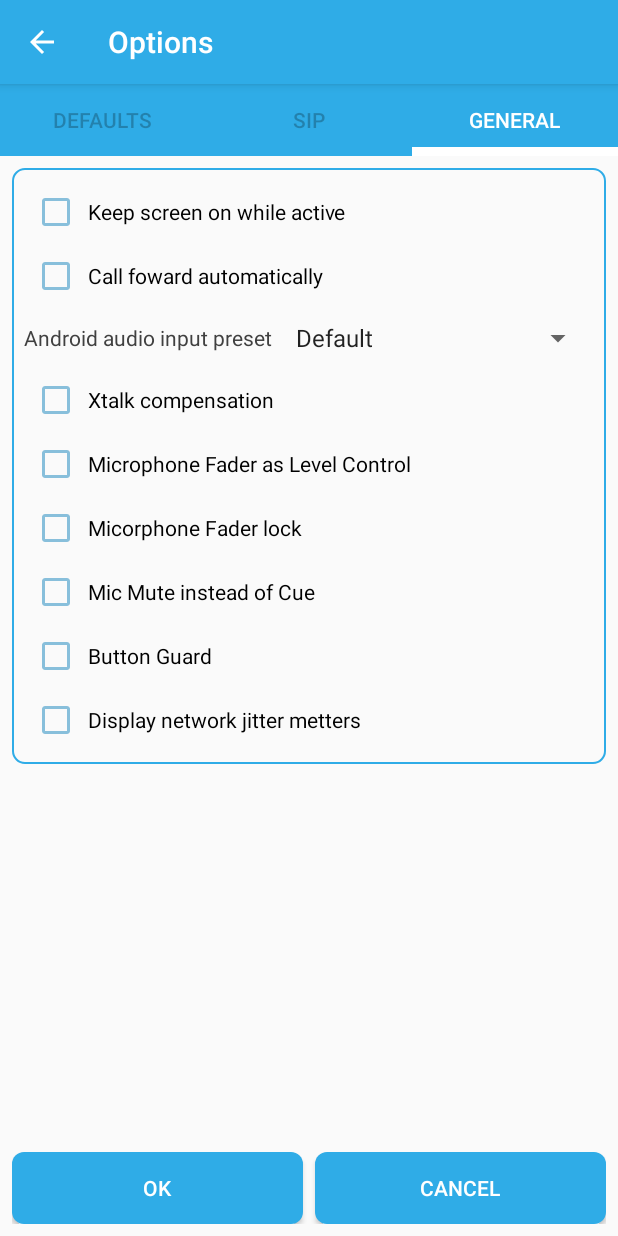
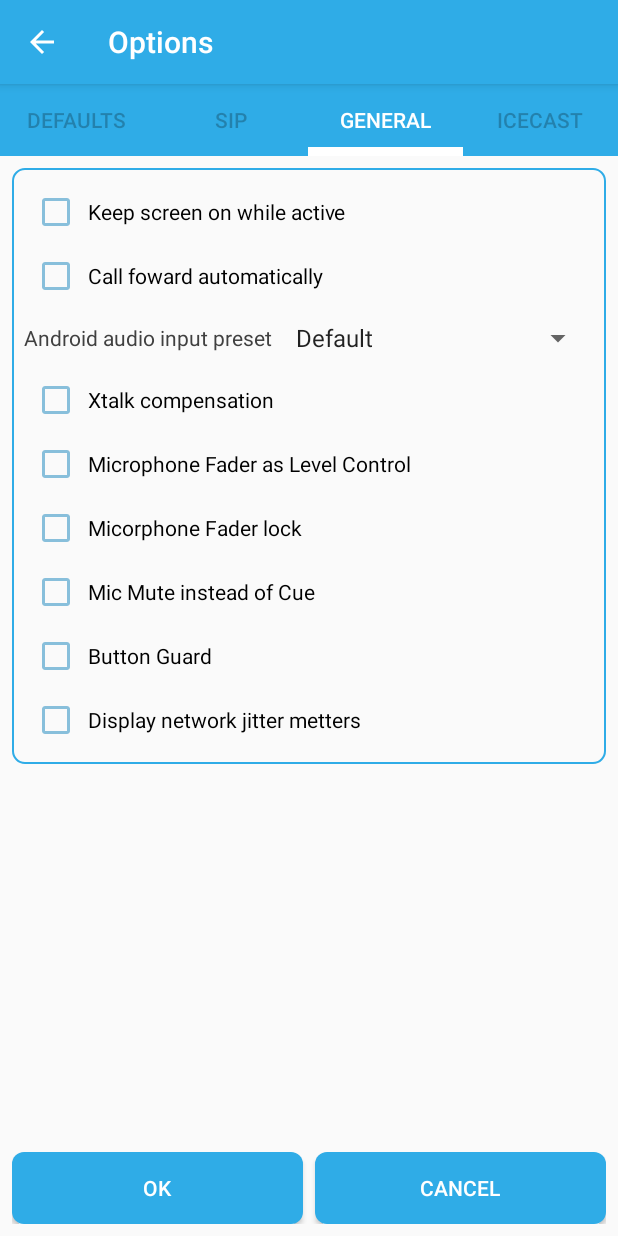
Before and after one commit to basisty-evgeny/LUCI_repo, an Android app: the OptionsActivity screen opened directly, with no data from a screen before it, tab 3 chosen, on a phone screen of 412 x 824 dp. Run offline under Robolectric (Android 15) with nearby library versions, the phone set to English and light mode, and no system bars.

Commit message:
broadcast streaming added.

```diff
--- a/Android/app/src/main/java/com/luci/AppPreferences.java
+++ b/Android/app/src/main/java/com/luci/AppPreferences.java
@@ -8,6 +8,9 @@ public class AppPreferences {
 	public static class KEY {
 		// user selected channel id
 		public static int CURRENT_CHANNEL_ID = -1;
+		public static String CURRENT_CHANNEL_NAME = "";
+
+		public static boolean LOGGED_IN = false;
 
 		// sign in
 		public static final String ACTIVATED = "ACTIVATED";
@@ -22,6 +25,7 @@ public class AppPreferences {
 		instance = pref;
 
 		KEY.CURRENT_CHANNEL_ID = getInt("current_channel_id", -1);
+		KEY.CURRENT_CHANNEL_NAME = getStr("current_channel_name", "ECHO SERVER");
 	}
 
 	// check contain
--- a/Android/app/src/main/java/com/luci/ui/activity/ChooseStationActivity.java
+++ b/Android/app/src/main/java/com/luci/ui/activity/ChooseStationActivity.java
@@ -205,6 +205,11 @@ public class ChooseStationActivity extends BaseActionBarActivity implements
 
                     AppPreferences.setInt("current_channel_id", station.id);
                     AppPreferences.KEY.CURRENT_CHANNEL_ID = station.id;
+
+                    AppPreferences.setStr("current_channel_name", station.name);
+                    AppPreferences.KEY.CURRENT_CHANNEL_NAME = station.name;
+
+                    MainActivity.instance.updateStationName();
                 }
 
                 onBackPressed();
--- a/Android/app/src/main/java/com/luci/ui/activity/LoginActivity.java
+++ b/Android/app/src/main/java/com/luci/ui/activity/LoginActivity.java
@@ -12,6 +12,7 @@ import android.view.View;
 import android.widget.Toast;
 
 import com.loopj.android.http.RequestParams;
+import com.luci.AppPreferences;
 import com.luci.R;
 import com.luci.util.CommonUtil;
 import com.luci.util.Constant;
@@ -123,6 +124,8 @@ public class LoginActivity extends AppCompatActivity implements View.OnClickList
                         if (status) {
                             Toasty.success(instance, getString(R.string.login_success), Toast.LENGTH_SHORT).show();
 
+                            AppPreferences.KEY.LOGGED_IN = true;
+
                             if (SplashActivity.instance != null)
                                 SplashActivity.instance.finish();
 
--- a/Android/app/src/main/java/com/luci/ui/activity/OptionsActivity.java
+++ b/Android/app/src/main/java/com/luci/ui/activity/OptionsActivity.java
@@ -11,6 +11,7 @@ import android.view.View;
 import com.luci.R;
 import com.luci.ui.fragment.OptionDefaultFragment;
 import com.luci.ui.fragment.OptionGeneralFragment;
+import com.luci.ui.fragment.OptionIcecastFragment;
 import com.luci.ui.fragment.OptionSipFragment;
 
 import java.util.ArrayList;
@@ -23,6 +24,7 @@ public class OptionsActivity extends BaseActionBarActivity implements
     OptionDefaultFragment mDefaultFrag;
     OptionSipFragment mSipFrag;
     OptionGeneralFragment mGeneralFrag;
+    OptionIcecastFragment mIcecastFrag;
 
     @Override
     protected void onCreate(Bundle savedInstanceState) {
@@ -37,11 +39,13 @@ public class OptionsActivity extends BaseActionBarActivity implements
         mDefaultFrag = OptionDefaultFragment.newInstance();
         mSipFrag = OptionSipFragment.newInstance();
         mGeneralFrag = OptionGeneralFragment.newInstance();
+        mIcecastFrag = OptionIcecastFragment.newInstance();
 
         PagerAdapter pagerAdapter = new PagerAdapter(getSupportFragmentManager());
         pagerAdapter.addFragment(mDefaultFrag, getString(R.string.Defaults));
         pagerAdapter.addFragment(mSipFrag, getString(R.string.SIP));
         pagerAdapter.addFragment(mGeneralFrag, getString(R.string.General));
+        pagerAdapter.addFragment(mIcecastFrag, getString(R.string.Icecast));
 
         ViewPager viewPager = (ViewPager) findViewById(R.id.viewPager);
         viewPager.setAdapter(pagerAdapter);
@@ -57,6 +61,7 @@ public class OptionsActivity extends BaseActionBarActivity implements
     public void onClick(View view) {
         switch (view.getId()) {
             case R.id.btn_ok: {
+                mIcecastFrag.saveConfig();
                 onBackPressed();
             }
             break;
--- a/Android/app/src/main/java/com/luci/ui/activity/RegisterActivity.java
+++ b/Android/app/src/main/java/com/luci/ui/activity/RegisterActivity.java
@@ -204,7 +204,7 @@ public class RegisterActivity extends BaseActivity implements
 //                            Toasty.error(instance, getString(R.string.register_fail), Toast.LENGTH_SHORT).show();
 //                        }
                     } catch (Exception e) {
-                        Toasty.error(instance, getString(R.string.response_parse_error), Toast.LENGTH_SHORT).show();
+                        Toasty.error(instance, getString(R.string.server_error), Toast.LENGTH_SHORT).show();
                         e.printStackTrace();
                     }
                 }
--- a/Android/app/src/main/java/com/luci/ui/activity/SplashActivity.java
+++ b/Android/app/src/main/java/com/luci/ui/activity/SplashActivity.java
@@ -68,8 +68,8 @@ public class SplashActivity extends BaseActivity {
                     Intent intent;
 
                     if (firstuse) {
-                        intent = new Intent(instance, RegisterActivity.class);
-//                        intent = new Intent(instance, LoginActivity.class);
+//                        intent = new Intent(instance, RegisterActivity.class);
+                        intent = new Intent(instance, LoginActivity.class);
                     } else {
                         intent = new Intent(instance, LoginActivity.class);
                     }
--- /dev/null
+++ b/Android/app/src/main/java/com/luci/ui/fragment/OptionIcecastFragment.java
@@ -0,0 +1,66 @@
+package com.luci.ui.fragment;
+
+import android.os.Bundle;
+import android.support.design.widget.TextInputEditText;
+import android.view.LayoutInflater;
+import android.view.View;
+import android.view.ViewGroup;
+
+import com.luci.R;
+import com.luci.ui.activity.BaseActionBarActivity;
+import com.luci.ui.activity.OptionsActivity;
+import com.luci.util.Constant;
+
+public class OptionIcecastFragment extends BaseFragment {
+    public static OptionIcecastFragment instance;
+    // Data
+    BaseActionBarActivity mActivity;
+
+    TextInputEditText host;
+    TextInputEditText port;
+    TextInputEditText mountpoint;
+    TextInputEditText user;
+    TextInputEditText password;
+
+    public static OptionIcecastFragment newInstance() {
+        OptionIcecastFragment fragment = new OptionIcecastFragment();
+        return fragment;
+    }
+
+    @Override
+    public void onCreate(Bundle savedInstanceState) {
+        // TODO Auto-generated method stub
+        super.onCreate(savedInstanceState);
+
+        instance = this;
+        mActivity = OptionsActivity.instance;
+    }
+
+    @Override
+    public View onCreateView(LayoutInflater inflater, ViewGroup container, Bundle savedInstanceState) {
+        mView = inflater.inflate(R.layout.fragment_options_icecast, container, false);
+
+        host = (TextInputEditText) mView.findViewById(R.id.edt_icehost);
+        port = (TextInputEditText) mView.findViewById(R.id.edt_iceport);
+        mountpoint = (TextInputEditText) mView.findViewById(R.id.edt_icemountpoint);
+        user = (TextInputEditText) mView.findViewById(R.id.edt_iceuser);
+        password = (TextInputEditText) mView.findViewById(R.id.edt_icepwd);
+
+        host.setText(Constant.ICE_HOST);
+        port.setText(Integer.toString(Constant.ICE_PORT));
+        mountpoint.setText(Constant.ICE_MOUNT);
+        user.setText(Constant.ICE_USER);
+        password.setText(Constant.ICE_PASS);
+
+        return mView;
+    }
+
+    public void saveConfig()
+    {
+        Constant.ICE_HOST =  host.getText().toString();
+        Constant.ICE_PORT = Integer.valueOf(port.getText().toString());
+        Constant.ICE_MOUNT = mountpoint.getText().toString();
+        Constant.ICE_USER = user.getText().toString();
+        Constant.ICE_PASS = password.getText().toString();
+    }
+}
```
Also changed, not shown: Android/app/src/main/java/com/luci/ui/activity/MainActivity.java (+10 -0 lines), Android/app/src/main/java/com/luci/util/Constant.java (+7 -6 lines), Android/app/src/main/res/layout/fragment_options_icecast.xml (added, +105 -0 lines), Android/app/src/main/res/values/strings.xml (+9 -2 lines), Android/app/src/main/res/mipmap-hdpi/ic_launcher.png, Android/app/src/main/res/mipmap-mdpi/ic_launcher.png, Android/app/src/main/res/mipmap-xhdpi/ic_launcher.png, Android/app/src/main/res/mipmap-xxhdpi/ic_launcher.png, Android/app/src/main/res/mipmap-xxxhdpi/ic_launcher.png, Android/gradle/wrapper/gradle-wrapper.properties.
